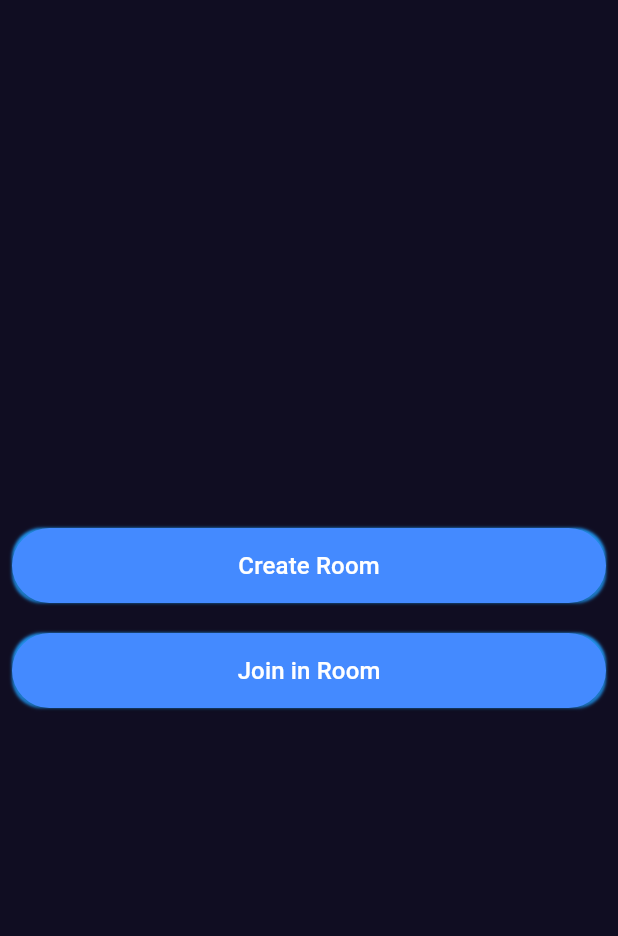
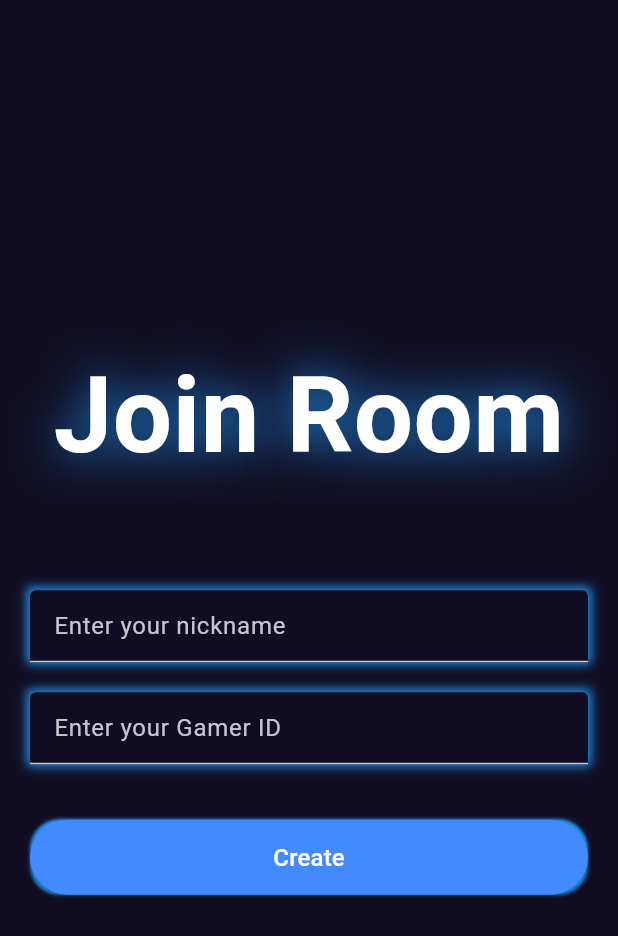
Before and after one commit to Rossy270/tictactoe-flutter, a Flutter app: the screen it shows after launch, after a tap on "Join in Room", on a phone screen of 412 x 824 dp. Shown: the top 936 px of the screen. Run offline on Flutter 3.47's test engine with Material 3 defaults, Android fonts, the phone set to English and light mode, and no system bars.

Commit message:
create_room and join_room

```diff
--- a/lib/main.dart
+++ b/lib/main.dart
@@ -1,4 +1,6 @@
 import 'package:flutter/material.dart';
+import 'package:mp_tictactoe/screens/create_room_screen.dart';
+import 'package:mp_tictactoe/screens/join_room_screen.dart';
 import 'package:mp_tictactoe/screens/main_menu_screen.dart';
 import 'package:mp_tictactoe/utils/colors.dart';
 
@@ -17,11 +19,14 @@ class MyApp extends StatelessWidget {
       theme: ThemeData(
         brightness: Brightness.dark,
         scaffoldBackgroundColor: bgColor,
+        colorScheme: ColorScheme.fromSeed(seedColor: bgColor, brightness: Brightness.dark)
       ),
       routes: {
-        MainMenuScreen.rountName: (context) => const MainMenuScreen()
+        MainMenuScreen.routName: (context) => const MainMenuScreen(),
+        CreateRoomScreen.routName: (context) => const CreateRoomScreen(),
+        JoinRoomScreen.routName: (context) => const JoinRoomScreen()
       },
-      home: MainMenuScreen(),
+      initialRoute: MainMenuScreen.routName,
     );
   }
 }
--- a/lib/responsive/responsive.dart
+++ b/lib/responsive/responsive.dart
@@ -9,7 +9,7 @@ class Responsive extends StatelessWidget {
     return Center(
       child: ConstrainedBox(
         constraints: const BoxConstraints(
-          maxHeight: 600
+          maxWidth: 600
         ),
         child: child,
       ),
--- /dev/null
+++ b/lib/screens/create_room_screen.dart
@@ -0,0 +1,52 @@
+import 'package:flutter/material.dart';
+import 'package:mp_tictactoe/responsive/responsive.dart';
+import 'package:mp_tictactoe/widgets/custom_buttom.dart';
+import 'package:mp_tictactoe/widgets/custom_text.dart';
+import 'package:mp_tictactoe/widgets/custom_textfield.dart';
+
+class CreateRoomScreen extends StatefulWidget {
+  static String routName = '/create-room-screen';
+  const CreateRoomScreen({super.key});
+
+  @override
+  State<CreateRoomScreen> createState() => _CreateRoomScreenState();
+}
+
+class _CreateRoomScreenState extends State<CreateRoomScreen> {
+  final TextEditingController _nameControler = TextEditingController();
+
+  @override
+  void dispose() {
+    super.dispose();
+    _nameControler.dispose();
+  }
+
+  @override
+  Widget build(BuildContext context) {
+    final size = MediaQuery.of(context).size;
+    return Scaffold(
+      body: Responsive(
+        child: Container(
+          margin: const EdgeInsets.symmetric(horizontal: 20),
+          child: Column(
+            mainAxisAlignment: MainAxisAlignment.center,
+            children: [
+              const CustomText(
+                shadows: [Shadow(color: Colors.blue, blurRadius: 40.0)],
+                text: "Create Room",
+                fontSize: 70.0,
+              ),
+              SizedBox(height: size.height * 0.08),
+              CustomTextField(
+                controller: _nameControler,
+                hintText: "Enter your nickname",
+              ),
+              SizedBox(height: size.height * 0.045,),
+              CustomButton(onTap: () {}, text: "Create")
+            ],
+          ),
+        ),
+      ),
+    );
+  }
+}
--- /dev/null
+++ b/lib/screens/join_room_screen.dart
@@ -0,0 +1,60 @@
+import 'package:flutter/material.dart';
+
+import '../responsive/responsive.dart';
+import '../widgets/custom_buttom.dart';
+import '../widgets/custom_text.dart';
+import '../widgets/custom_textfield.dart';
+
+class JoinRoomScreen extends StatefulWidget {
+  static String routName = '/join-room-screen';
+  const JoinRoomScreen({super.key});
+
+  @override
+  State<JoinRoomScreen> createState() => _JoinRoomScreenState();
+}
+
+class _JoinRoomScreenState extends State<JoinRoomScreen> {
+  final TextEditingController _nameControler = TextEditingController();
+  final TextEditingController _gameIDControler = TextEditingController();
+
+  @override
+  void dispose() {
+    super.dispose();
+    _nameControler.dispose();
+    _gameIDControler.dispose();
+  }
+
+  @override
+  Widget build(BuildContext context) {
+    final size = MediaQuery.of(context).size;
+    return Scaffold(
+      body: Responsive(
+        child: Container(
+          margin: const EdgeInsets.symmetric(horizontal: 20),
+          child: Column(
+            mainAxisAlignment: MainAxisAlignment.center,
+            children: [
+              const CustomText(
+                shadows: [Shadow(color: Colors.blue, blurRadius: 40.0)],
+                text: "Join Room",
+                fontSize: 70.0,
+              ),
+              SizedBox(height: size.height * 0.08),
+              CustomTextField(
+                controller: _nameControler,
+                hintText: "Enter your nickname",
+              ),
+              SizedBox(height: 20,),
+              CustomTextField(
+                controller: _gameIDControler,
+                hintText: "Enter your Gamer ID",
+              ),
+              SizedBox(height: size.height * 0.045,),
+              CustomButton(onTap: () {}, text: "Create")
+            ],
+          ),
+        ),
+      ),
+    );
+  }
+}
--- a/lib/screens/main_menu_screen.dart
+++ b/lib/screens/main_menu_screen.dart
@@ -1,26 +1,33 @@
 import 'package:flutter/material.dart';
 import 'package:mp_tictactoe/responsive/responsive.dart';
+import 'package:mp_tictactoe/screens/create_room_screen.dart';
+import 'package:mp_tictactoe/screens/join_room_screen.dart';
 import 'package:mp_tictactoe/widgets/custom_buttom.dart';
 
 class MainMenuScreen extends StatelessWidget {
-  static String rountName = '/main_menu';
+  static String routName = '/main-menu';
   const MainMenuScreen({super.key});
 
   @override
   Widget build(BuildContext context) {
+    void createRoom(BuildContext context) {
+      Navigator.pushNamed(context, CreateRoomScreen.routName);
+    }
+
+    void joinRoom(BuildContext context) {
+      Navigator.pushNamed(context, JoinRoomScreen.routName);
+    }
+
     return Scaffold(
       body: Responsive(
         child: Center(
-          child: Padding(
-            padding: const EdgeInsets.all(8),
-            child: Column(
-              mainAxisAlignment: MainAxisAlignment.center,
-              children: [
-                CustomButton(onTap: () {}, text: "Create Room",),
-                SizedBox(height: 20,),
-                CustomButton(onTap: () {}, text: "Join in Room",)
-              ],
-            ),
+          child: Column(
+            mainAxisAlignment: MainAxisAlignment.center,
+            children: [
+              CustomButton(onTap: () => createRoom(context), text: "Create Room",),
+              const SizedBox(height: 20,),
+              CustomButton(onTap: () => joinRoom(context), text: "Join in Room",)
+            ],
           ),
         ),
       ),
--- /dev/null
+++ b/lib/widgets/custom_text.dart
@@ -0,0 +1,25 @@
+import 'package:flutter/material.dart';
+
+class CustomText extends StatelessWidget {
+  final List<Shadow> shadows;
+  final String text;
+  final double fontSize;
+  const CustomText(
+      {super.key,
+      required this.shadows,
+      required this.text,
+      required this.fontSize});
+
+  @override
+  Widget build(BuildContext context) {
+    return Text(
+      text,
+      style: TextStyle(
+        color: Colors.white,
+        fontWeight: FontWeight.bold,
+        fontSize: fontSize,
+        shadows: shadows
+      ),
+    );
+  }
+}
--- /dev/null
+++ b/lib/widgets/custom_textfield.dart
@@ -0,0 +1,29 @@
+import 'package:flutter/material.dart';
+import 'package:mp_tictactoe/utils/colors.dart';
+
+class CustomTextField extends StatelessWidget {
+  final TextEditingController controller;
+  final String hintText;
+  const CustomTextField(
+      {super.key, required this.controller, required this.hintText});
+
+  @override
+  Widget build(BuildContext context) {
+    return Container(
+      decoration: const BoxDecoration(
+        boxShadow: [
+          BoxShadow(
+            color: Colors.blue,
+            blurRadius: 5,
+            spreadRadius: 2
+          )
+        ]
+      ),
+      child: TextField(
+        controller: controller,
+        decoration: InputDecoration(
+            fillColor: bgColor, filled: true, hintText: hintText),
+      ),
+    );
+  }
+}
```
